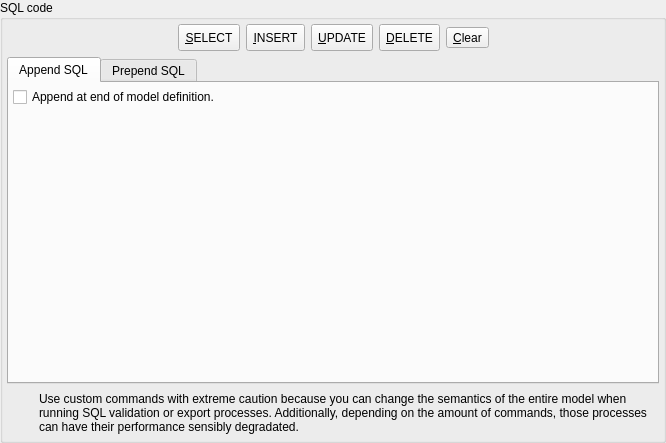
The window that libs/libgui/ui/widgets/customsqlwidget.ui (pgmodeler/pgmodeler) describes before a commit, drawn with Qt 5.
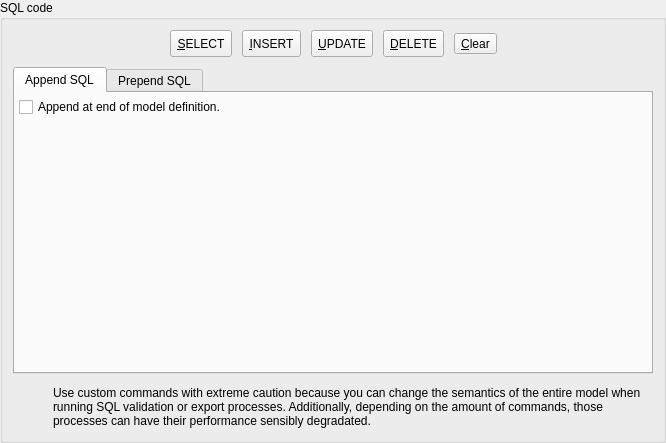
The same window after the commit. Icons and pictures are not drawn.

Commit message: Tool buttons resizes and layout spacing adjustments

Diff of the .ui file:
```diff
--- a/libs/libgui/ui/widgets/customsqlwidget.ui
+++ b/libs/libgui/ui/widgets/customsqlwidget.ui
@@ -44,17 +44,20 @@
       <string>SQL code</string>
      </property>
      <layout class="QVBoxLayout" name="verticalLayout_3">
+      <property name="spacing">
+       <number>10</number>
+      </property>
       <property name="leftMargin">
-       <number>4</number>
+       <number>10</number>
       </property>
       <property name="topMargin">
-       <number>4</number>
+       <number>10</number>
       </property>
       <property name="rightMargin">
-       <number>4</number>
+       <number>10</number>
       </property>
       <property name="bottomMargin">
-       <number>4</number>
+       <number>10</number>
       </property>
       <item>
        <layout class="QHBoxLayout" name="horizontalLayout">
@@ -96,8 +99,8 @@
           </property>
           <property name="iconSize">
            <size>
-            <width>20</width>
-            <height>20</height>
+            <width>32</width>
+            <height>32</height>
            </size>
           </property>
           <property name="popupMode">
@@ -133,8 +136,8 @@
           </property>
           <property name="iconSize">
            <size>
-            <width>20</width>
-            <height>20</height>
+            <width>32</width>
+            <height>32</height>
            </size>
           </property>
           <property name="popupMode">
@@ -170,8 +173,8 @@
           </property>
           <property name="iconSize">
            <size>
-            <width>20</width>
-            <height>20</height>
+            <width>32</width>
+            <height>32</height>
            </size>
           </property>
           <property name="popupMode">
@@ -207,8 +210,8 @@
           </property>
           <property name="iconSize">
            <size>
-            <width>20</width>
-            <height>20</height>
+            <width>32</width>
+            <height>32</height>
            </size>
           </property>
           <property name="popupMode">
@@ -238,8 +241,8 @@
           </property>
           <property name="iconSize">
            <size>
-            <width>20</width>
-            <height>20</height>
+            <width>32</width>
+            <height>32</height>
            </size>
           </property>
           <property name="toolButtonStyle">
@@ -370,16 +373,10 @@
          </property>
          <item row="0" column="0">
           <widget class="QLabel" name="label_2">
-           <property name="minimumSize">
-            <size>
-             <width>24</width>
-             <height>24</height>
-            </size>
-           </property>
            <property name="maximumSize">
             <size>
-             <width>24</width>
-             <height>24</height>
+             <width>32</width>
+             <height>32</height>
             </size>
            </property>
            <property name="text">
@@ -400,7 +397,6 @@
           <widget class="QLabel" name="message_lbl">
            <property name="font">
             <font>
-             <weight>50</weight>
              <bold>false</bold>
              <underline>false</underline>
              <strikeout>false</strikeout>
```
Left out of the diff: 1 changed line with no effect on the pictures. The commit also changes 26 other files.
